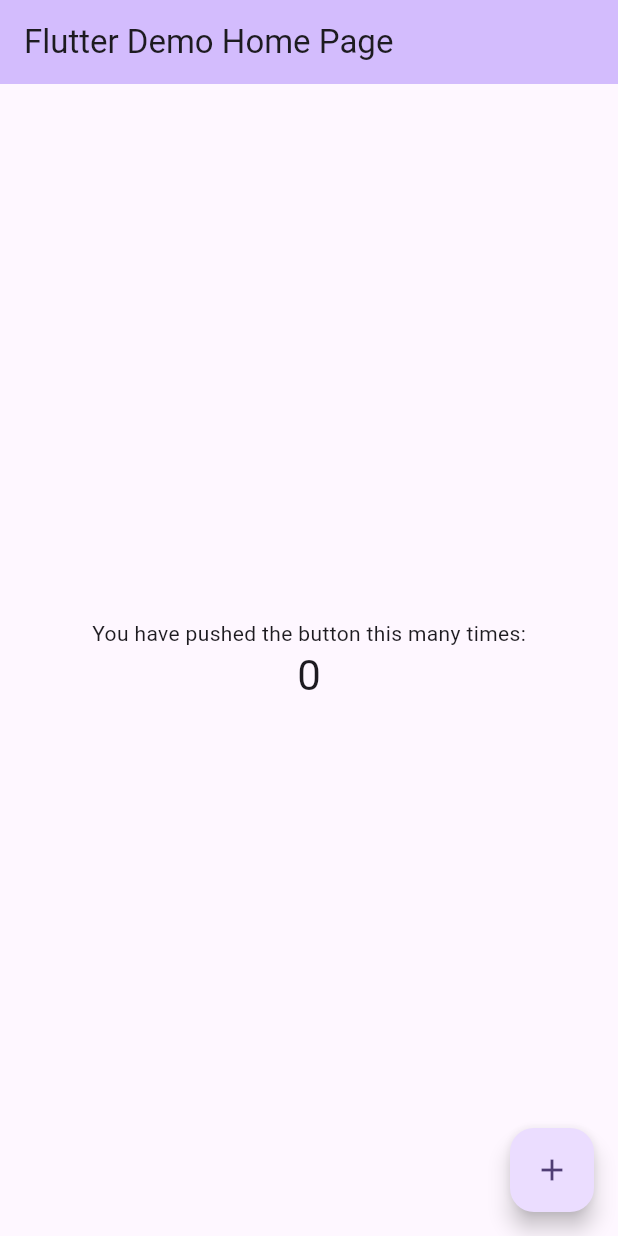
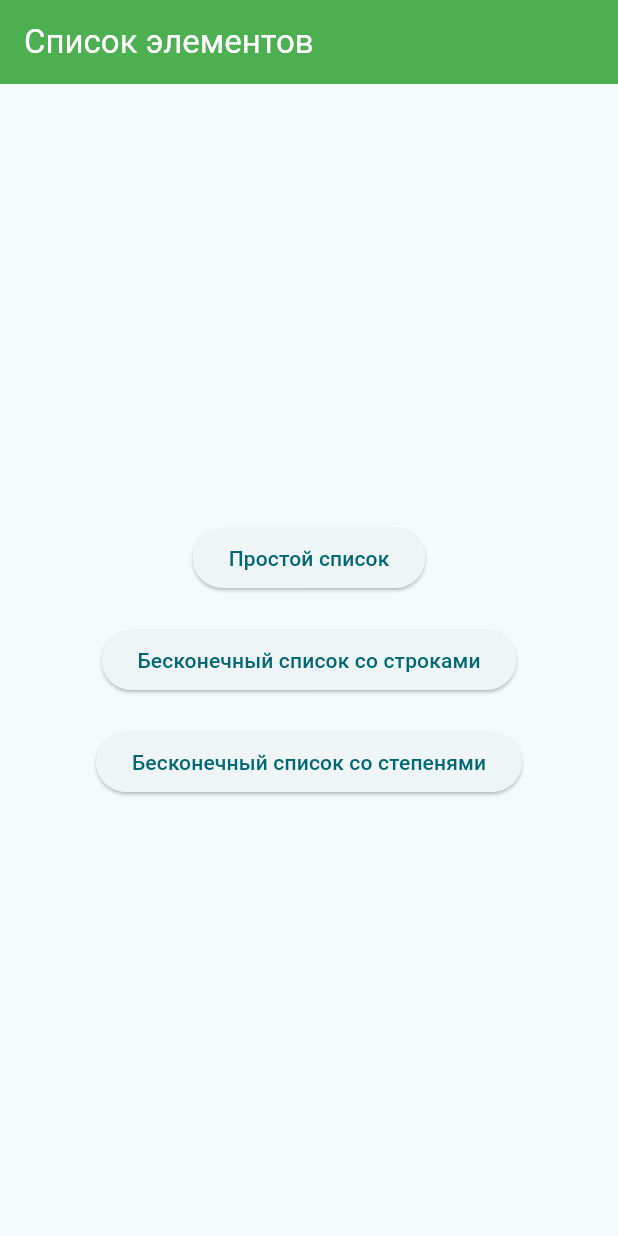
Before and after one commit to stanislavski03/PI2303_DEGTYAR, a Flutter app: the screen it shows after launch, on a phone screen of 412 x 824 dp. Run offline on Flutter 3.47's test engine with Material 3 defaults, Android fonts, the phone set to English and light mode, and no system bars.

Commit message:
lab5 2nd commit
Сделал главное меню с 3 кнопками для перехода по спискам, две последние пока что заглушки. Сделал страницу с простым списком

```diff
--- a/lab5_app/lib/main.dart
+++ b/lab5_app/lib/main.dart
@@ -1,4 +1,5 @@
 import 'package:flutter/material.dart';
+import 'simple_list.dart';
 
 void main() {
   runApp(const MyApp());
@@ -7,116 +8,58 @@ void main() {
 class MyApp extends StatelessWidget {
   const MyApp({super.key});
 
-  // This widget is the root of your application.
   @override
   Widget build(BuildContext context) {
     return MaterialApp(
-      title: 'Flutter Demo',
+      title: 'Лабораторная работа 5',
       theme: ThemeData(
-        // This is the theme of your application.
-        //
-        // TRY THIS: Try running your application with "flutter run". You'll see
-        // the application has a purple toolbar. Then, without quitting the app,
-        // try changing the seedColor in the colorScheme below to Colors.green
-        // and then invoke "hot reload" (save your changes or press the "hot
-        // reload" button in a Flutter-supported IDE, or press "r" if you used
-        // the command line to start the app).
-        //
-        // Notice that the counter didn't reset back to zero; the application
-        // state is not lost during the reload. To reset the state, use hot
-        // restart instead.
-        //
-        // This works for code too, not just values: Most code changes can be
-        // tested with just a hot reload.
-        colorScheme: .fromSeed(seedColor: Colors.deepPurple),
+        colorScheme: ColorScheme.fromSeed(seedColor: Colors.white),
       ),
-      home: const MyHomePage(title: 'Flutter Demo Home Page'),
+      home: const MainMenu(),
     );
   }
 }
 
-class MyHomePage extends StatefulWidget {
-  const MyHomePage({super.key, required this.title});
-
-  // This widget is the home page of your application. It is stateful, meaning
-  // that it has a State object (defined below) that contains fields that affect
-  // how it looks.
-
-  // This class is the configuration for the state. It holds the values (in this
-  // case the title) provided by the parent (in this case the App widget) and
-  // used by the build method of the State. Fields in a Widget subclass are
-  // always marked "final".
-
-  final String title;
-
-  @override
-  State<MyHomePage> createState() => _MyHomePageState();
-}
-
-class _MyHomePageState extends State<MyHomePage> {
-  int _counter = 0;
-
-  void _incrementCounter() {
-    setState(() {
-      // This call to setState tells the Flutter framework that something has
-      // changed in this State, which causes it to rerun the build method below
-      // so that the display can reflect the updated values. If we changed
-      // _counter without calling setState(), then the build method would not be
-      // called again, and so nothing would appear to happen.
-      _counter++;
-    });
-  }
+class MainMenu extends StatelessWidget {
+  const MainMenu({super.key});
 
   @override
   Widget build(BuildContext context) {
-    // This method is rerun every time setState is called, for instance as done
-    // by the _incrementCounter method above.
-    //
-    // The Flutter framework has been optimized to make rerunning build methods
-    // fast, so that you can just rebuild anything that needs updating rather
-    // than having to individually change instances of widgets.
     return Scaffold(
       appBar: AppBar(
-        // TRY THIS: Try changing the color here to a specific color (to
-        // Colors.amber, perhaps?) and trigger a hot reload to see the AppBar
-        // change color while the other colors stay the same.
-        backgroundColor: Theme.of(context).colorScheme.inversePrimary,
-        // Here we take the value from the MyHomePage object that was created by
-        // the App.build method, and use it to set our appbar title.
-        title: Text(widget.title),
+        backgroundColor: Colors.green,
+        title: const Text(
+          'Список элементов',
+          style: TextStyle(color: Colors.white),
+        ),
+        centerTitle: false,
       ),
       body: Center(
-        // Center is a layout widget. It takes a single child and positions it
-        // in the middle of the parent.
         child: Column(
-          // Column is also a layout widget. It takes a list of children and
-          // arranges them vertically. By default, it sizes itself to fit its
-          // children horizontally, and tries to be as tall as its parent.
-          //
-          // Column has various properties to control how it sizes itself and
-          // how it positions its children. Here we use mainAxisAlignment to
-          // center the children vertically; the main axis here is the vertical
-          // axis because Columns are vertical (the cross axis would be
-          // horizontal).
-          //
-          // TRY THIS: Invoke "debug painting" (choose the "Toggle Debug Paint"
-          // action in the IDE, or press "p" in the console), to see the
-          // wireframe for each widget.
-          mainAxisAlignment: .center,
+          mainAxisAlignment: MainAxisAlignment.center,
           children: [
-            const Text('You have pushed the button this many times:'),
-            Text(
-              '$_counter',
-              style: Theme.of(context).textTheme.headlineMedium,
+            ElevatedButton(
+              onPressed: () {
+                Navigator.push(
+                  context,
+                  MaterialPageRoute(builder: (context) => const SimpleList()),
+                );
+              },
+              child: const Text('Простой список'),
+            ),
+            const SizedBox(height: 20),
+            ElevatedButton(
+              onPressed: () {},
+              child: const Text('Бесконечный список со строками'),
+            ),
+            const SizedBox(height: 20),
+            ElevatedButton(
+              onPressed: () {},
+              child: const Text('Бесконечный список со степенями'),
             ),
           ],
         ),
       ),
-      floatingActionButton: FloatingActionButton(
-        onPressed: _incrementCounter,
-        tooltip: 'Increment',
-        child: const Icon(Icons.add),
-      ),
     );
   }
 }
```
Also changed, not shown: lab5_app/lib/simple_list.dart (added, +40 -0 lines).
